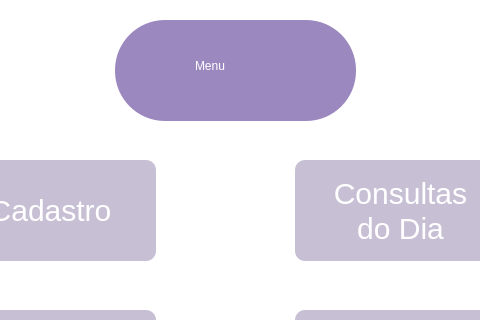
Old version of the form VeterinaryScheduleSystem/menu.ui in the repository brenoafsa/VeterinaryScheduleSystem; both pictures show x 475 to 955 and y 0 to 320 of the 1127 by 615 pixel window.
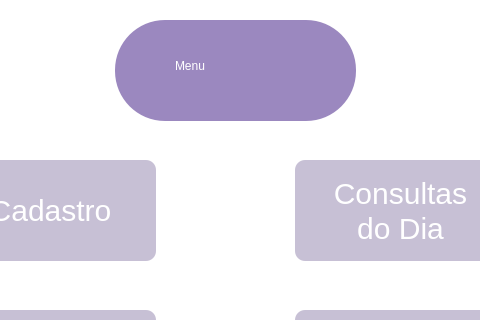
New version of the form.

Patch:
```diff
--- a/VeterinaryScheduleSystem/menu.ui
+++ b/VeterinaryScheduleSystem/menu.ui
@@ -138,9 +138,9 @@
     <widget class="QLabel" name="label">
      <property name="geometry">
       <rect>
-       <x>80</x>
+       <x>60</x>
        <y>20</y>
-       <width>111</width>
+       <width>131</width>
        <height>51</height>
       </rect>
      </property>
```
